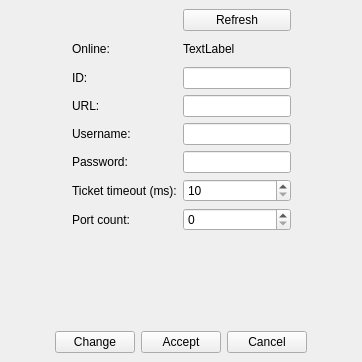
Above: src/VMTD/VMTD/model/VMTDSwitchForm.ui from ekushko/qt-vxlan-mtd-old before the change. Below: the same form after it.
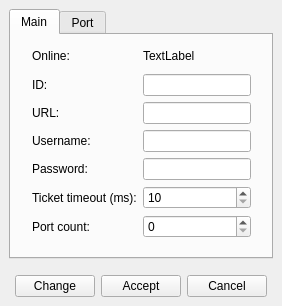
That is the form after the change.

The edit to the form file:
```diff
--- a/src/VMTD/VMTD/model/VMTDSwitchForm.ui
+++ b/src/VMTD/VMTD/model/VMTDSwitchForm.ui
@@ -6,29 +6,39 @@
    <rect>
     <x>0</x>
     <y>0</y>
-    <width>362</width>
-    <height>362</height>
+    <width>282</width>
+    <height>306</height>
    </rect>
   </property>
   <property name="windowTitle">
    <string>Form</string>
   </property>
+  <layout class="QVBoxLayout" name="verticalLayout_4">
+   <property name="spacing">
+    <number>0</number>
+   </property>
+   <property name="leftMargin">
+    <number>9</number>
+   </property>
+   <property name="topMargin">
+    <number>9</number>
+   </property>
+   <property name="rightMargin">
+    <number>9</number>
+   </property>
+   <property name="bottomMargin">
+    <number>9</number>
+   </property>
+   <item>
+    <widget class="QTabWidget" name="tbSwitch">
+     <property name="currentIndex">
+      <number>0</number>
+     </property>
+     <widget class="QWidget" name="tabMain">
+      <attribute name="title">
+       <string>Main</string>
+      </attribute>
   <layout class="QVBoxLayout" name="verticalLayout">
-   <property name="spacing">
-    <number>6</number>
-   </property>
-   <property name="leftMargin">
-    <number>9</number>
-   </property>
-   <property name="topMargin">
-    <number>9</number>
-   </property>
-   <property name="rightMargin">
-    <number>9</number>
-   </property>
-   <property name="bottomMargin">
-    <number>9</number>
-   </property>
    <item>
     <layout class="QHBoxLayout" name="_9">
      <property name="spacing">
@@ -62,57 +72,48 @@
         <property name="bottomMargin">
          <number>0</number>
         </property>
-        <item row="3" column="1">
+            <item row="4" column="0">
+             <widget class="QLabel" name="_15">
+              <property name="text">
+               <string>Password:</string>
+              </property>
+             </widget>
+            </item>
+            <item row="0" column="0">
+             <widget class="QLabel" name="_3">
+              <property name="text">
+               <string>Online:</string>
+              </property>
+             </widget>
+            </item>
+            <item row="2" column="0">
+             <widget class="QLabel" name="_6">
+              <property name="text">
+               <string>URL:</string>
+              </property>
+             </widget>
+            </item>
+            <item row="2" column="1">
          <widget class="QLineEdit" name="leUrl"/>
         </item>
-        <item row="4" column="1">
+            <item row="5" column="0">
+             <widget class="QLabel" name="_16">
+              <property name="text">
+               <string>Ticket timeout (ms):</string>
+              </property>
+             </widget>
+            </item>
+            <item row="3" column="1">
          <widget class="QLineEdit" name="leUserName"/>
         </item>
-        <item row="7" column="0">
-         <widget class="QLabel" name="_7">
-          <property name="text">
-           <string>Port count:</string>
-          </property>
-         </widget>
-        </item>
-        <item row="2" column="1">
-         <widget class="QLineEdit" name="leIdentificator"/>
-        </item>
-        <item row="7" column="1">
-         <widget class="QSpinBox" name="sbPortCount"/>
-        </item>
         <item row="3" column="0">
-         <widget class="QLabel" name="_6">
-          <property name="text">
-           <string>URL:</string>
-          </property>
-         </widget>
-        </item>
-        <item row="1" column="0">
-         <widget class="QLabel" name="_3">
-          <property name="text">
-           <string>Online:</string>
-          </property>
-         </widget>
-        </item>
-        <item row="4" column="0">
          <widget class="QLabel" name="_14">
           <property name="text">
            <string>Username:</string>
           </property>
          </widget>
         </item>
-        <item row="2" column="0">
-         <widget class="QLabel" name="_5">
-          <property name="text">
-           <string>ID:</string>
-          </property>
-         </widget>
-        </item>
-        <item row="5" column="1">
-         <widget class="QLineEdit" name="lePassword"/>
-        </item>
-        <item row="1" column="1">
+            <item row="0" column="1">
          <widget class="QLabel" name="lbOnline">
           <property name="minimumSize">
            <size>
@@ -125,28 +126,17 @@
           </property>
          </widget>
         </item>
-        <item row="0" column="1">
-         <widget class="QPushButton" name="pbRefresh">
-          <property name="text">
-           <string>Refresh</string>
-          </property>
-         </widget>
-        </item>
-        <item row="5" column="0">
-         <widget class="QLabel" name="_15">
-          <property name="text">
-           <string>Password:</string>
-          </property>
-         </widget>
-        </item>
         <item row="6" column="0">
-         <widget class="QLabel" name="_16">
+             <widget class="QLabel" name="_7">
           <property name="text">
-           <string>Ticket timeout (ms):</string>
+               <string>Port count:</string>
           </property>
          </widget>
         </item>
-        <item row="6" column="1">
+            <item row="4" column="1">
+             <widget class="QLineEdit" name="lePassword"/>
+            </item>
+            <item row="5" column="1">
          <widget class="QSpinBox" name="sbTicketTimeoutInterval">
           <property name="minimum">
            <number>10</number>
@@ -156,6 +146,19 @@
           </property>
          </widget>
         </item>
+            <item row="6" column="1">
+             <widget class="QSpinBox" name="sbPortCount"/>
+            </item>
+            <item row="1" column="1">
+             <widget class="QLineEdit" name="leIdentificator"/>
+            </item>
+            <item row="1" column="0">
+             <widget class="QLabel" name="_5">
+              <property name="text">
+               <string>ID:</string>
+              </property>
+             </widget>
+            </item>
        </layout>
       </widget>
      </item>
@@ -175,23 +178,25 @@
     </layout>
    </item>
    <item>
-    <layout class="QHBoxLayout" name="_4">
-     <property name="bottomMargin">
-      <number>0</number>
-     </property>
-     <item>
-      <spacer name="_8">
+        <spacer name="_4">
        <property name="orientation">
-        <enum>Qt::Horizontal</enum>
+          <enum>Qt::Vertical</enum>
        </property>
        <property name="sizeHint" stdset="0">
         <size>
-         <width>40</width>
-         <height>20</height>
+           <width>20</width>
+           <height>40</height>
         </size>
        </property>
       </spacer>
      </item>
+      </layout>
+     </widget>
+     <widget class="QWidget" name="tabPort">
+      <attribute name="title">
+       <string>Port</string>
+      </attribute>
+      <layout class="QVBoxLayout" name="verticalLayout_3">
      <item>
       <widget class="QWidget" name="wPorts" native="true">
        <layout class="QVBoxLayout" name="verticalLayout_2">
@@ -210,20 +215,9 @@
        </layout>
       </widget>
      </item>
-     <item>
-      <spacer name="_13">
-       <property name="orientation">
-        <enum>Qt::Horizontal</enum>
-       </property>
-       <property name="sizeHint" stdset="0">
-        <size>
-         <width>40</width>
-         <height>20</height>
-        </size>
-       </property>
-      </spacer>
-     </item>
-    </layout>
+      </layout>
+     </widget>
+    </widget>
    </item>
    <item>
     <spacer name="_10">
@@ -239,13 +233,13 @@
     </spacer>
    </item>
    <item>
-    <widget class="QWidget" name="wMange" native="true">
+    <widget class="QWidget" name="wManage" native="true">
      <layout class="QHBoxLayout" name="horizontalLayout_2">
       <property name="leftMargin">
        <number>0</number>
       </property>
       <property name="topMargin">
-       <number>0</number>
+       <number>6</number>
       </property>
       <property name="rightMargin">
        <number>0</number>
```
Left out of the diff: 2 changed lines with no effect on the pictures. Lines whose indentation alone changed are shown as unchanged.
